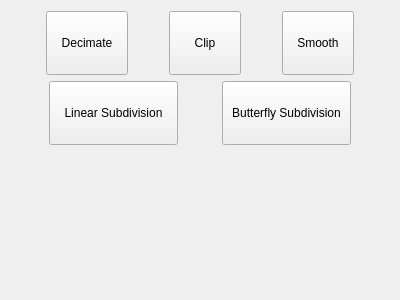
Before: the Qt Designer form ui/ActorModifiersUI.ui in Eual11/Lumen, drawn with Qt 5.
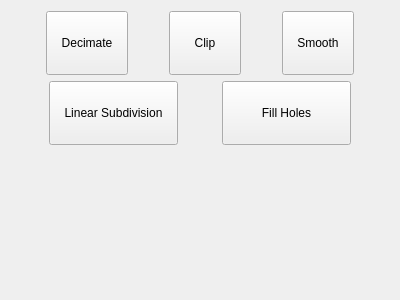
After: the same form once the commit is applied. Icons and pictures are not drawn.

Commit message: Updated UI: replaced butterfly subdivision with filling holes

```diff
--- a/ui/ActorModifiersUI.ui
+++ b/ui/ActorModifiersUI.ui
@@ -133,7 +133,7 @@
         </size>
        </property>
        <property name="text">
-        <string>Butterfly Subdivision</string>
+        <string>Fill Holes</string>
        </property>
        <property name="icon">
         <iconset resource="../RCS.qrc">
```
Left out of the diff: 4 changed lines with no effect on the pictures. The commit also changes 3 other files.
